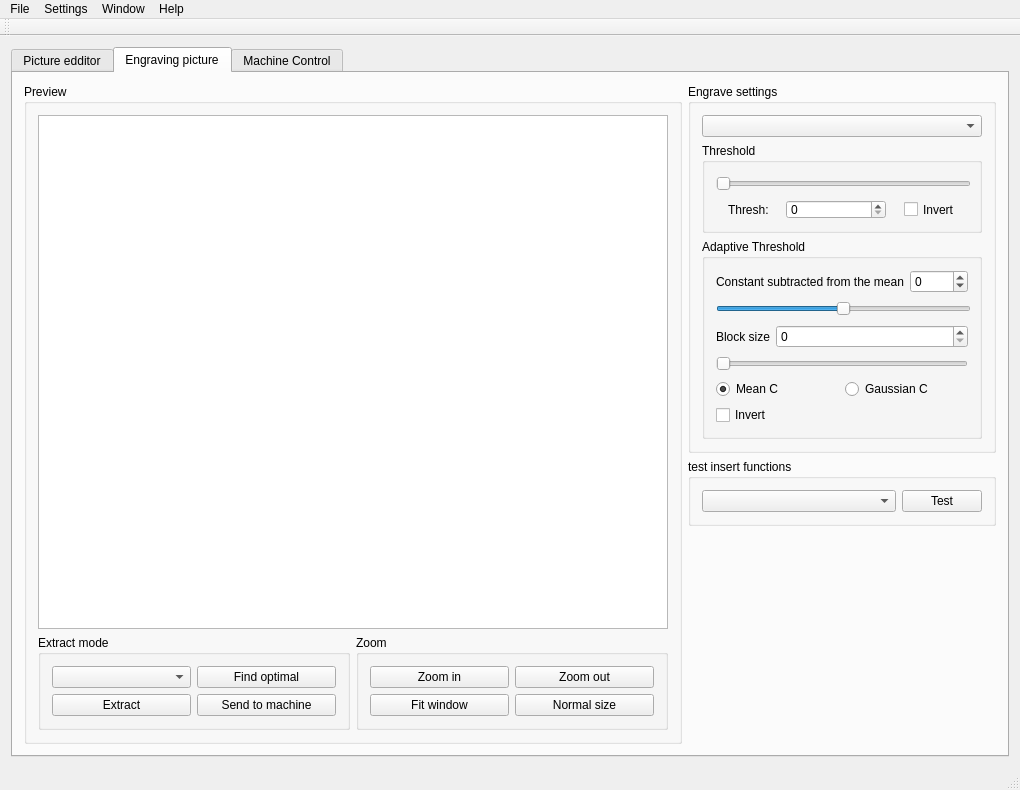
Old version of the form mainwindow/mainwindow.ui in the repository CommName/Cengrave.
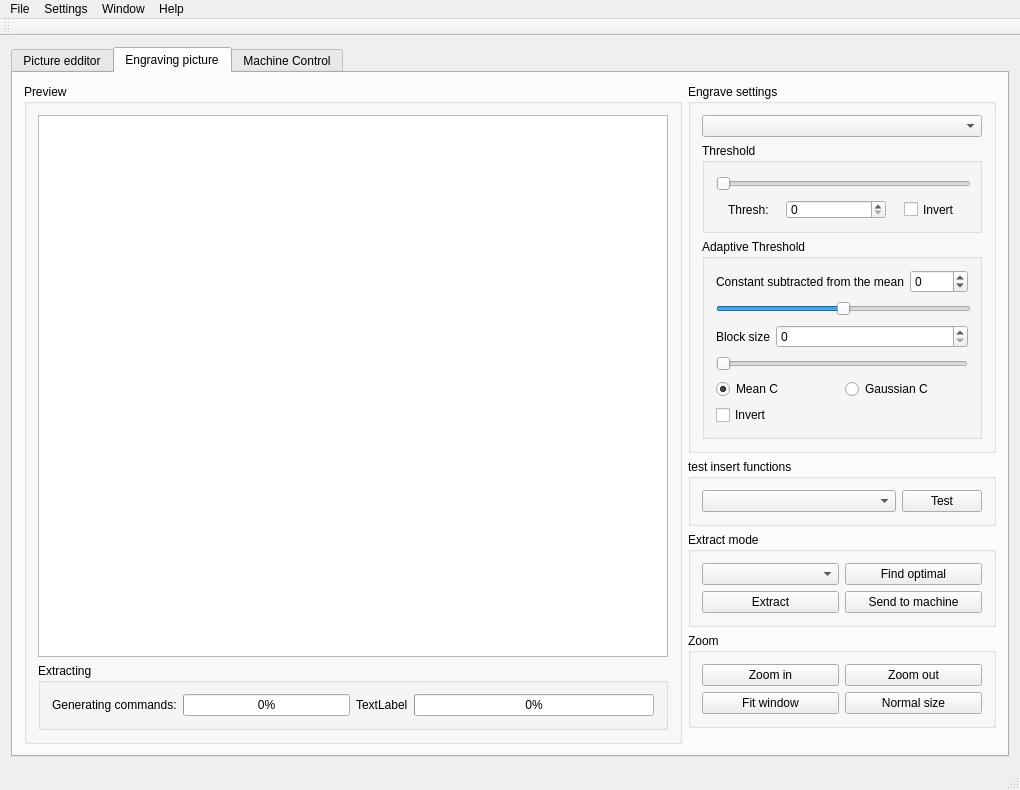
New version of the form. The open tabs and pages were chosen to show the change.

Commit message: Progress bar for extract mode

```diff
--- a/mainwindow/mainwindow.ui
+++ b/mainwindow/mainwindow.ui
@@ -405,101 +405,66 @@
        <attribute name="title">
         <string>Engraving picture</string>
        </attribute>
-       <layout class="QHBoxLayout" name="horizontalLayout_2" stretch="5,2">
+       <layout class="QHBoxLayout" name="horizontalLayout_2" stretch="7,2">
         <item>
          <widget class="QGroupBox" name="preview_mode1">
           <property name="title">
            <string>Preview</string>
           </property>
-          <layout class="QVBoxLayout" name="verticalLayout_7">
+          <layout class="QVBoxLayout" name="verticalLayout_7" stretch="0,0">
            <item>
             <widget class="QGraphicsView" name="imageViewMode1"/>
            </item>
            <item>
-            <layout class="QHBoxLayout" name="options">
-             <item>
-              <widget class="QGroupBox" name="extractmode">
-               <property name="title">
-                <string>Extract mode</string>
-               </property>
-               <layout class="QGridLayout" name="gridLayout_4">
-                <item row="2" column="1">
-                 <widget class="QPushButton" name="button_toMachine">
+            <widget class="QGroupBox" name="groupBox_extract_status">
+             <property name="title">
+              <string>Extracting</string>
+             </property>
+             <layout class="QHBoxLayout" name="horizontalLayout_7">
+              <item>
+               <layout class="QFormLayout" name="extract_import">
+                <item row="0" column="0">
+                 <widget class="QLabel" name="label_extract_import">
                   <property name="text">
-                   <string>Send to machine</string>
+                   <string>Generating commands:</string>
                   </property>
                  </widget>
                 </item>
-                <item row="2" column="0">
-                 <widget class="QPushButton" name="button_extract">
-                  <property name="text">
-                   <string>Extract</string>
+                <item row="0" column="1">
+                 <widget class="QProgressBar" name="progressBar_extract_import">
+                  <property name="value">
+                   <number>0</number>
                   </property>
                  </widget>
                 </item>
-                <item row="1" column="0">
-                 <widget class="QComboBox" name="comboBox_extractmode"/>
-                </item>
-                <item row="1" column="1">
-                 <widget class="QPushButton" name="button_findOptimal">
-                  <property name="text">
-                   <string>Find optimal</string>
-                  </property>
-                  <property name="checkable">
-                   <bool>false</bool>
-                  </property>
-                 </widget>
-                </item>
                </layout>
-              </widget>
-             </item>
-             <item>
-              <widget class="QGroupBox" name="groupZoom_1">
-               <property name="title">
-                <string>Zoom</string>
-               </property>
-               <property name="checkable">
-                <bool>false</bool>
-               </property>
-               <layout class="QGridLayout" name="gridLayout_2">
-                <item row="1" column="1">
-                 <widget class="QPushButton" name="button_mode1_zoom_fit">
+              </item>
+              <item>
+               <layout class="QFormLayout" name="extract_extract">
+                <item row="0" column="0">
+                 <widget class="QLabel" name="label_extract_extract">
                   <property name="text">
-                   <string>Fit window</string>
+                   <string>TextLabel</string>
                   </property>
                  </widget>
                 </item>
-                <item row="0" column="2">
-                 <widget class="QPushButton" name="button_mode1_zoom_out">
-                  <property name="text">
-                   <string>Zoom out</string>
-                  </property>
-                 </widget>
-                </item>
-                <item row="1" column="2">
-                 <widget class="QPushButton" name="button_mode1_zoom_normal">
-                  <property name="text">
-                   <string>Normal size</string>
-                  </property>
-                 </widget>
-                </item>
                 <item row="0" column="1">
-                 <widget class="QPushButton" name="button_mode1_zoom_in">
-                  <property name="text">
-                   <string>Zoom in</string>
+                 <widget class="QProgressBar" name="progressBar_extrac_extract">
+                  <property name="value">
+                   <number>0</number>
                   </property>
                  </widget>
                 </item>
                </layout>
-              </widget>
-             </item>
-            </layout>
+              </item>
+             </layout>
+            </widget>
            </item>
           </layout>
          </widget>
         </item>
         <item>
-         <layout class="QVBoxLayout" name="commands_mode1" stretch="0,0,0">
+         <layout class="QVBoxLayout" name="commands_mode1" stretch="0,0,0,0,0">
           <item>
            <widget class="QGroupBox" name="EngraveSettings">
             <property name="title">
@@ -752,6 +717,82 @@
             </layout>
            </widget>
           </item>
+          <item>
+           <widget class="QGroupBox" name="extractmode">
+            <property name="title">
+             <string>Extract mode</string>
+            </property>
+            <layout class="QGridLayout" name="gridLayout_4">
+             <item row="2" column="1">
+              <widget class="QPushButton" name="button_toMachine">
+               <property name="text">
+                <string>Send to machine</string>
+               </property>
+              </widget>
+             </item>
+             <item row="2" column="0">
+              <widget class="QPushButton" name="button_extract">
+               <property name="text">
+                <string>Extract</string>
+               </property>
+              </widget>
+             </item>
+             <item row="1" column="0">
+              <widget class="QComboBox" name="comboBox_extractmode"/>
+             </item>
+             <item row="1" column="1">
+              <widget class="QPushButton" name="button_findOptimal">
+               <property name="text">
+                <string>Find optimal</string>
+               </property>
+               <property name="checkable">
+                <bool>false</bool>
+               </property>
+              </widget>
+             </item>
+            </layout>
+           </widget>
+          </item>
+          <item>
+           <widget class="QGroupBox" name="groupZoom_1">
+            <property name="title">
+             <string>Zoom</string>
+            </property>
+            <property name="checkable">
+             <bool>false</bool>
+            </property>
+            <layout class="QGridLayout" name="gridLayout_2">
+             <item row="1" column="1">
+              <widget class="QPushButton" name="button_mode1_zoom_fit">
+               <property name="text">
+                <string>Fit window</string>
+               </property>
+              </widget>
+             </item>
+             <item row="0" column="2">
+              <widget class="QPushButton" name="button_mode1_zoom_out">
+               <property name="text">
+                <string>Zoom out</string>
+               </property>
+              </widget>
+             </item>
+             <item row="1" column="2">
+              <widget class="QPushButton" name="button_mode1_zoom_normal">
+               <property name="text">
+                <string>Normal size</string>
+               </property>
+              </widget>
+             </item>
+             <item row="0" column="1">
+              <widget class="QPushButton" name="button_mode1_zoom_in">
+               <property name="text">
+                <string>Zoom in</string>
+               </property>
+              </widget>
+             </item>
+            </layout>
+           </widget>
+          </item>
           <item>
            <spacer name="verticalSpacer_2">
             <property name="orientation">
```
Left out of the diff: 18 changed lines with no effect on the pictures. The commit also changes 3 other files.
